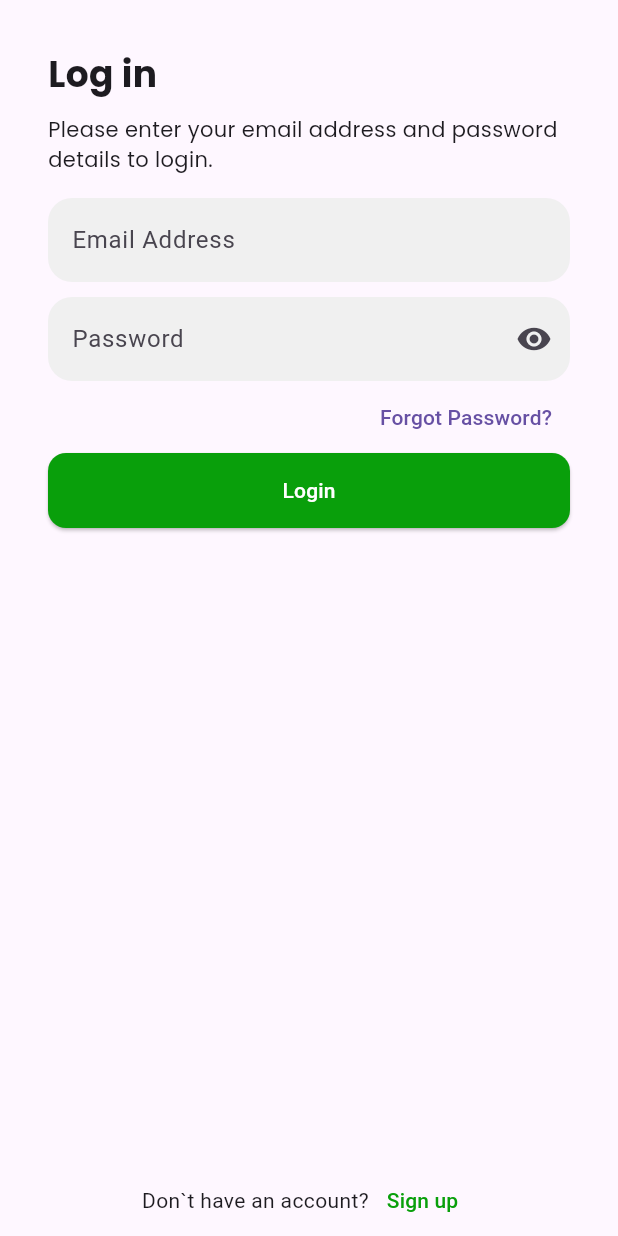
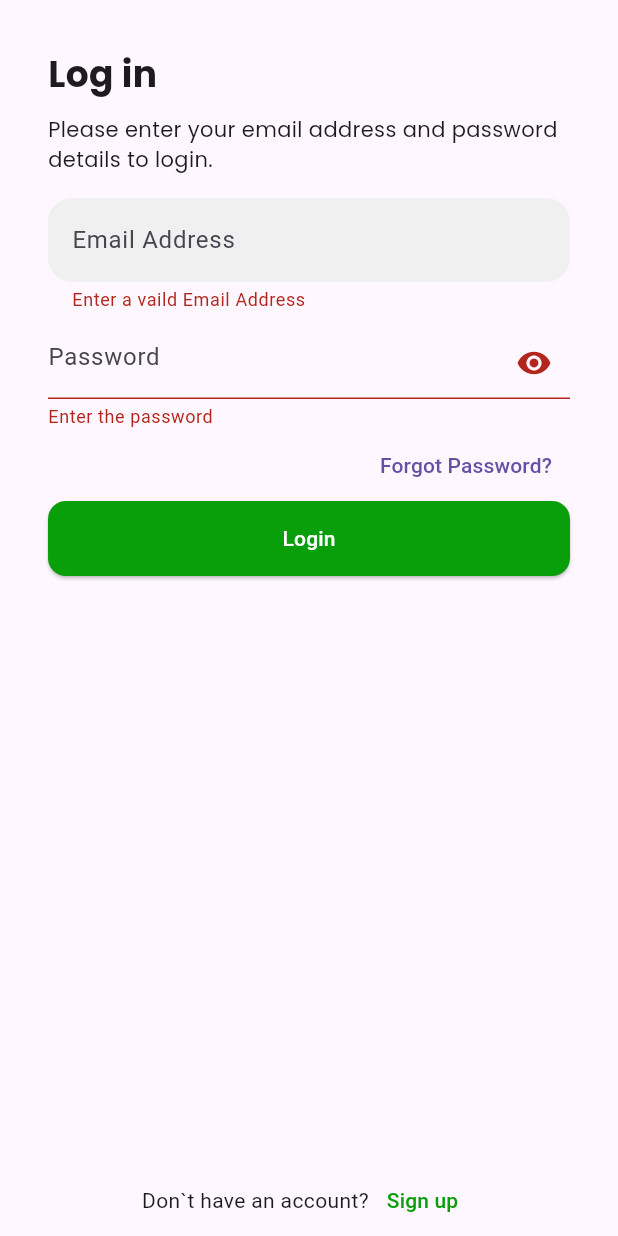
Before and after one commit to kiranpatel67/internship, a Flutter app: the screen it shows after launch, after a tap on "Login", on a phone screen of 412 x 824 dp. Run offline on Flutter 3.47's test engine with Material 3 defaults, Android fonts, the phone set to English and light mode, and no system bars; our stand-ins replace firebase_auth, firebase_core, flutter_otp_text_field, get, google_fonts; accounts and stored records are empty.

Commit message:
update 3

```diff
--- a/lib/main.dart
+++ b/lib/main.dart
@@ -1,12 +1,41 @@
+import 'package:firebase_auth/firebase_auth.dart';
+import 'package:flutter/foundation.dart';
 import 'package:flutter/material.dart';
 import 'package:get/get.dart';
 import 'package:internship/presentation/login_screen/binding.dart';
 import 'package:internship/presentation/login_screen/view.dart';
 import 'package:internship/utils/routes/PageRoutes.dart';
+import 'package:firebase_core/firebase_core.dart';
 
 
-void main() {
+void main() async{
+  WidgetsFlutterBinding.ensureInitialized();
+  if(kIsWeb){
+    await Firebase.initializeApp(options: const FirebaseOptions(apiKey: "AIzaSyCCubuZ5SCpgiz5b4WWBnCdGwJWNg3KOhA",
+        authDomain: "nearbyturf-main.firebaseapp.com",
+        databaseURL: "https://nearbyturf-main-default-rtdb.firebaseio.com",
+        projectId: "nearbyturf-main",
+        storageBucket: "nearbyturf-main.appspot.com",
+        messagingSenderId: "669262715764",
+        appId: "1:669262715764:web:9c2e59ec8f1a1e0e3a6a21",
+        measurementId: "G-F2RPCT9SK9"));
+  }
+  else{
+    await Firebase.initializeApp();
+  }
+  final FirebaseAuth _firebaseAuth = FirebaseAuth.instance;
+
   runApp(MyApp());
+  FirebaseAuth.instance
+      .authStateChanges()
+      .listen((User? user) {
+    if (user == null) {
+      print('User is currently signed out!');
+    } else {
+      print('User is signed in!');
+    }
+  });
+
 }
 
 class MyApp extends StatefulWidget {
--- a/lib/presentation/forgotpassword_screen/controller.dart
+++ b/lib/presentation/forgotpassword_screen/controller.dart
@@ -5,6 +5,7 @@ import 'package:get/get_rx/get_rx.dart';
 class ForgotpasswordScreenController extends GetxController {
   // final Login_screenState state = Login_screenState();
   TextEditingController emailController = TextEditingController();
+  final formKey = GlobalKey<FormState>();
 
 
 }
--- a/lib/presentation/login_screen/binding.dart
+++ b/lib/presentation/login_screen/binding.dart
@@ -8,6 +8,7 @@ class LoginScreenBinding extends Bindings{
     Get.lazyPut(() => LoginScreenController());
 
 
+
   }
 
 
--- a/lib/presentation/login_screen/controller.dart
+++ b/lib/presentation/login_screen/controller.dart
@@ -1,13 +1,12 @@
 import 'package:get/get.dart';
 import 'package:flutter/material.dart';
 import 'package:get/get_rx/get_rx.dart';
-
+import 'package:firebase_auth/firebase_auth.dart';
 class LoginScreenController extends GetxController {
   // final Login_screenState state = Login_screenState();
   TextEditingController emailController = TextEditingController();
   TextEditingController passwordController = TextEditingController();
   Rx<bool> passwordVisible = false.obs;
   final formKey = GlobalKey<FormState>();
-  String? formvalidator = '';
 
 }
--- a/lib/presentation/login_screen/view.dart
+++ b/lib/presentation/login_screen/view.dart
@@ -3,10 +3,12 @@ import 'package:get/get.dart';
 import 'package:google_fonts/google_fonts.dart';
 import '../signup_screen/view.dart';
 import 'controller.dart';
+import 'package:firebase_auth/firebase_auth.dart';
+import 'package:internship/utils/widget/TextField.dart';
 
 class LoginScreenView extends GetView<LoginScreenController> {
-  const LoginScreenView({Key? key}) : super(key: key);
-
+   LoginScreenView({Key? key}) : super(key: key);
+  final controller= Get.put(LoginScreenController());
 
   @override
   Widget build(BuildContext context) {
@@ -39,7 +41,6 @@ class LoginScreenView extends GetView<LoginScreenController> {
     return Container(
       padding: const EdgeInsets.all(32),
       child: Form(
-        autovalidateMode: AutovalidateMode.always,
         key: controller.formKey,
 
         child: Column(
@@ -66,8 +67,12 @@ class LoginScreenView extends GetView<LoginScreenController> {
                     Container(
                       margin: EdgeInsets.fromLTRB(0, 0, 0, 10),
                       child: TextFormField(
-
-
+                        validator: (value){
+                          if(GetUtils.isEmail(value!)){
+                            return null;
+                        }
+                          return 'Enter a vaild Email Address';
+                          },
                         decoration: const InputDecoration(
                             filled: true,
                             fillColor: Color(0xECEFEFEF),
@@ -87,14 +92,15 @@ class LoginScreenView extends GetView<LoginScreenController> {
                       return TextFormField(
                         obscureText: !controller.passwordVisible.value,
                         controller: controller.passwordController,
+                        validator: (value){
+                          if(value != ''){
+                            return null;
+                          }
+                          return 'Enter the password';
+                        },
                         decoration: InputDecoration(
-                          filled: true,
-                          fillColor: const Color(0xECEFEFEF),
                           hintText: 'Password',
-                            border: OutlineInputBorder(
-                              borderSide: BorderSide.none,
-                              borderRadius: BorderRadius.all(Radius.circular(16)),
-                            ),
+
                           suffixIcon: IconButton(
                             icon: controller.passwordVisible.value
                                 ? const Icon(Icons.visibility_off)
@@ -132,12 +138,22 @@ class LoginScreenView extends GetView<LoginScreenController> {
                     shape: RoundedRectangleBorder(borderRadius: BorderRadius.circular(12))
                 ),
                   onPressed: () {
+                  if(controller.formKey.currentState!.validate()){
+                    print('all correct');
+                    Get.toNamed('/Home_Screen');
+                  }
+                  else{
+                    print('error');
+
+                  }
+
                   },
                   child: const Text('Login', style: TextStyle(color: Color(0xFFFFFFFF)),
                 )
 
               ),
             ),
+
           ],
         ),
       ),
--- a/lib/presentation/signup_screen/controller.dart
+++ b/lib/presentation/signup_screen/controller.dart
@@ -1,3 +1,4 @@
+import 'package:firebase_auth/firebase_auth.dart';
 import 'package:get/get_state_manager/src/simple/get_controllers.dart';
 import 'package:get/get_rx/get_rx.dart';
 import 'package:flutter/material.dart';
@@ -9,5 +10,7 @@ class SignupScreenController extends GetxController{
   TextEditingController lastnameController = TextEditingController();
   Rx<bool> passwordVisible = false.obs;
   final formKey = GlobalKey<FormState>();
-  String? formvalidator = '';
+  UserCredential? userCredential;
+
+
 }
--- a/lib/utils/routes/PageRoutes.dart
+++ b/lib/utils/routes/PageRoutes.dart
@@ -2,6 +2,8 @@ import 'package:get/get.dart';
 import 'package:internship/presentation/emailverification_screen/binding.dart';
 import 'package:internship/presentation/emailverification_screen/view.dart';
 import 'package:internship/presentation/forgotpassword_screen/binding.dart';
+import 'package:internship/presentation/home_page/homeBinding.dart';
+import 'package:internship/presentation/home_page/view.dart';
 import 'package:internship/presentation/signup_screen/binding.dart';
 
 import '../../presentation/forgotpassword_screen/view.dart';
@@ -25,5 +27,9 @@ List<GetPage<dynamic>>? Pages = [
   GetPage(
       name: '/Emailverification_Screen',
       page: () => EmailverificationView(),
-      binding: EmailverificationBinding())
+      binding: EmailverificationBinding()),
+  GetPage(
+      name: '/Home_Screen',
+      page: () => HomePageView(),
+      binding: HomeBindingScreen())
 ];
--- a/pubspec.yaml
+++ b/pubspec.yaml
@@ -35,6 +35,8 @@ dependencies:
   # The following adds the Cupertino Icons font to your application.
   # Use with the CupertinoIcons class for iOS style icons.
   cupertino_icons: ^1.0.6
+  firebase_auth: ^4.19.4
+  firebase_core: ^2.30.1
   flutter_otp_text_field: ^1.1.3+2
   get: ^4.6.6
   google_fonts: ^6.2.1
```
Also changed, not shown: database.rules.json (added, +7 -0 lines), lib/presentation/forgotpassword_screen/view.dart (+18 -3 lines), lib/presentation/home_page/homeBinding.dart (added, +14 -0 lines), lib/presentation/home_page/homeController.dart (added, +7 -0 lines), lib/presentation/home_page/view.dart (added, +20 -0 lines), lib/presentation/signup_screen/view.dart (+36 -17 lines), lib/utils/widget/TextField.dart (added, +20 -0 lines), pubspec.lock, 3 other files.
